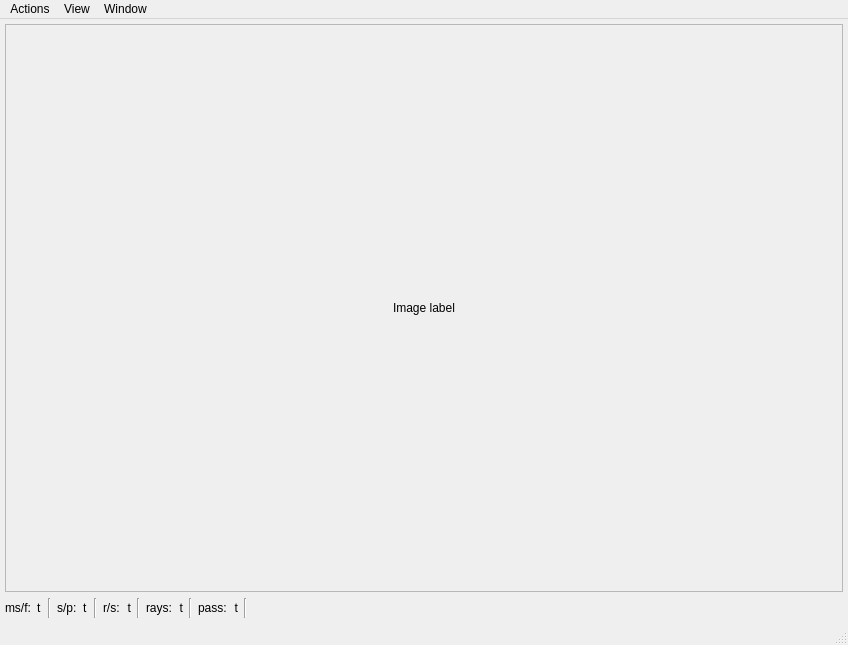
The window that src/gui/painter_window/painter_window_2d.ui (cppd/math) describes before a commit, drawn with Qt 5.
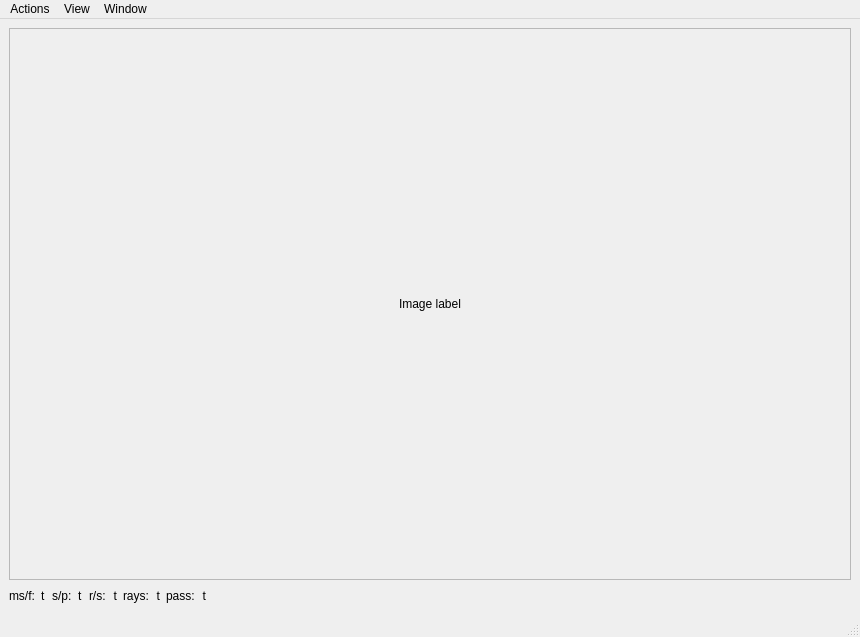
The same window after the commit.

Commit message: edit painter window

Patch:
```diff
--- a/src/gui/painter_window/painter_window_2d.ui
+++ b/src/gui/painter_window/painter_window_2d.ui
@@ -6,8 +6,8 @@
    <rect>
     <x>0</x>
     <y>0</y>
-    <width>848</width>
-    <height>645</height>
+    <width>860</width>
+    <height>637</height>
    </rect>
   </property>
   <property name="windowTitle">
@@ -15,20 +15,14 @@
   </property>
   <widget class="QWidget" name="main_widget">
    <layout class="QVBoxLayout" name="verticalLayout">
-    <property name="leftMargin">
-     <number>5</number>
-    </property>
-    <property name="topMargin">
-     <number>5</number>
-    </property>
-    <property name="rightMargin">
-     <number>5</number>
-    </property>
-    <property name="bottomMargin">
-     <number>5</number>
-    </property>
     <item>
      <widget class="QScrollArea" name="scroll_area">
+      <property name="sizePolicy">
+       <sizepolicy hsizetype="Expanding" vsizetype="Expanding">
+        <horstretch>0</horstretch>
+        <verstretch>1</verstretch>
+       </sizepolicy>
+      </property>
       <property name="widgetResizable">
        <bool>true</bool>
       </property>
@@ -37,8 +31,8 @@
         <rect>
          <x>0</x>
          <y>0</y>
-         <width>836</width>
-         <height>537</height>
+         <width>828</width>
+         <height>511</height>
         </rect>
        </property>
        <layout class="QVBoxLayout" name="verticalLayout_2">
@@ -59,150 +53,111 @@
     <item>
      <layout class="QHBoxLayout" name="horizontalLayout">
       <item>
-       <layout class="QGridLayout" name="gridLayout">
-        <item row="0" column="13">
-         <widget class="QLabel" name="label_pass_count">
-          <property name="text">
-           <string>t</string>
-          </property>
-          <property name="alignment">
-           <set>Qt::AlignRight|Qt::AlignTrailing|Qt::AlignVCenter</set>
-          </property>
-         </widget>
-        </item>
-        <item row="0" column="4">
-         <widget class="QLabel" name="label_samples_per_pixel">
-          <property name="toolTip">
-           <string>Samples per Pixel</string>
-          </property>
-          <property name="text">
-           <string>t</string>
-          </property>
-         </widget>
-        </item>
-        <item row="0" column="0">
-         <widget class="QLabel" name="label_5">
-          <property name="text">
-           <string>ms/f:</string>
-          </property>
-         </widget>
-        </item>
-        <item row="0" column="15">
-         <spacer name="horizontalSpacer">
-          <property name="orientation">
-           <enum>Qt::Horizontal</enum>
-          </property>
-          <property name="sizeHint" stdset="0">
-           <size>
-            <width>40</width>
-            <height>20</height>
-           </size>
-          </property>
-         </spacer>
-        </item>
-        <item row="0" column="6">
-         <widget class="QLabel" name="label">
-          <property name="toolTip">
-           <string>Rays per Second</string>
-          </property>
-          <property name="text">
-           <string>r/s:</string>
-          </property>
-         </widget>
-        </item>
-        <item row="0" column="10">
-         <widget class="QLabel" name="label_ray_count">
-          <property name="text">
-           <string>t</string>
-          </property>
-          <property name="alignment">
-           <set>Qt::AlignRight|Qt::AlignTrailing|Qt::AlignVCenter</set>
-          </property>
-         </widget>
-        </item>
-        <item row="0" column="7">
-         <widget class="QLabel" name="label_rays_per_second">
-          <property name="toolTip">
-           <string>Rays per Second</string>
-          </property>
-          <property name="text">
-           <string>t</string>
-          </property>
-          <property name="alignment">
-           <set>Qt::AlignRight|Qt::AlignTrailing|Qt::AlignVCenter</set>
-          </property>
-         </widget>
-        </item>
-        <item row="0" column="2">
-         <widget class="Line" name="line_5">
-          <property name="orientation">
-           <enum>Qt::Vertical</enum>
-          </property>
-         </widget>
-        </item>
-        <item row="0" column="12">
-         <widget class="QLabel" name="label_1">
-          <property name="text">
-           <string>pass:</string>
-          </property>
-         </widget>
-        </item>
-        <item row="0" column="9">
-         <widget class="QLabel" name="label_2">
-          <property name="text">
-           <string>rays:</string>
-          </property>
-         </widget>
-        </item>
-        <item row="0" column="11">
-         <widget class="Line" name="line">
-          <property name="orientation">
-           <enum>Qt::Vertical</enum>
-          </property>
-         </widget>
-        </item>
-        <item row="0" column="5">
-         <widget class="Line" name="line_4">
-          <property name="orientation">
-           <enum>Qt::Vertical</enum>
-          </property>
-         </widget>
-        </item>
-        <item row="0" column="8">
-         <widget class="Line" name="line_3">
-          <property name="orientation">
-           <enum>Qt::Vertical</enum>
-          </property>
-         </widget>
-        </item>
-        <item row="0" column="3">
-         <widget class="QLabel" name="label_4">
-          <property name="toolTip">
-           <string>Samples per Pixel</string>
-          </property>
-          <property name="text">
-           <string>s/p:</string>
-          </property>
-         </widget>
-        </item>
-        <item row="0" column="1">
-         <widget class="QLabel" name="label_milliseconds_per_frame">
-          <property name="toolTip">
-           <string>Milliseconds per Frame</string>
-          </property>
-          <property name="text">
-           <string>t</string>
-          </property>
-         </widget>
-        </item>
-        <item row="0" column="14">
-         <widget class="Line" name="line_2">
-          <property name="orientation">
-           <enum>Qt::Vertical</enum>
-          </property>
-         </widget>
-        </item>
-       </layout>
+       <widget class="QLabel" name="label_5">
+        <property name="text">
+         <string>ms/f:</string>
+        </property>
+       </widget>
+      </item>
+      <item>
+       <widget class="QLabel" name="label_milliseconds_per_frame">
+        <property name="toolTip">
+         <string>Milliseconds per Frame</string>
+        </property>
+        <property name="text">
+         <string>t</string>
+        </property>
+       </widget>
+      </item>
+      <item>
+       <widget class="QLabel" name="label_4">
+        <property name="toolTip">
+         <string>Samples per Pixel</string>
+        </property>
+        <property name="text">
+         <string>s/p:</string>
+        </property>
+       </widget>
+      </item>
+      <item>
+       <widget class="QLabel" name="label_samples_per_pixel">
+        <property name="toolTip">
+         <string>Samples per Pixel</string>
+        </property>
+        <property name="text">
+         <string>t</string>
+        </property>
+       </widget>
+      </item>
+      <item>
+       <widget class="QLabel" name="label">
+        <property name="toolTip">
+         <string>Rays per Second</string>
+        </property>
+        <property name="text">
+         <string>r/s:</string>
+        </property>
+       </widget>
+      </item>
+      <item>
+       <widget class="QLabel" name="label_rays_per_second">
+        <property name="toolTip">
+         <string>Rays per Second</string>
+        </property>
+        <property name="text">
+         <string>t</string>
+        </property>
+        <property name="alignment">
+         <set>Qt::AlignRight|Qt::AlignTrailing|Qt::AlignVCenter</set>
+        </property>
+       </widget>
+      </item>
+      <item>
+       <widget class="QLabel" name="label_2">
+        <property name="text">
+         <string>rays:</string>
+        </property>
+       </widget>
+      </item>
+      <item>
+       <widget class="QLabel" name="label_ray_count">
+        <property name="text">
+         <string>t</string>
+        </property>
+        <property name="alignment">
+         <set>Qt::AlignRight|Qt::AlignTrailing|Qt::AlignVCenter</set>
+        </property>
+       </widget>
+      </item>
+      <item>
+       <widget class="QLabel" name="label_1">
+        <property name="text">
+         <string>pass:</string>
+        </property>
+       </widget>
+      </item>
+      <item>
+       <widget class="QLabel" name="label_pass_count">
+        <property name="text">
+         <string>t</string>
+        </property>
+        <property name="alignment">
+         <set>Qt::AlignRight|Qt::AlignTrailing|Qt::AlignVCenter</set>
+        </property>
+       </widget>
+      </item>
+      <item>
+       <spacer name="horizontalSpacer">
+        <property name="orientation">
+         <enum>Qt::Horizontal</enum>
+        </property>
+        <property name="sizeHint" stdset="0">
+         <size>
+          <width>40</width>
+          <height>20</height>
+         </size>
+        </property>
+       </spacer>
       </item>
      </layout>
     </item>
@@ -213,7 +168,7 @@
     <rect>
      <x>0</x>
      <y>0</y>
-     <width>848</width>
+     <width>860</width>
      <height>29</height>
     </rect>
    </property>
```
The commit also changes 1 other file.
